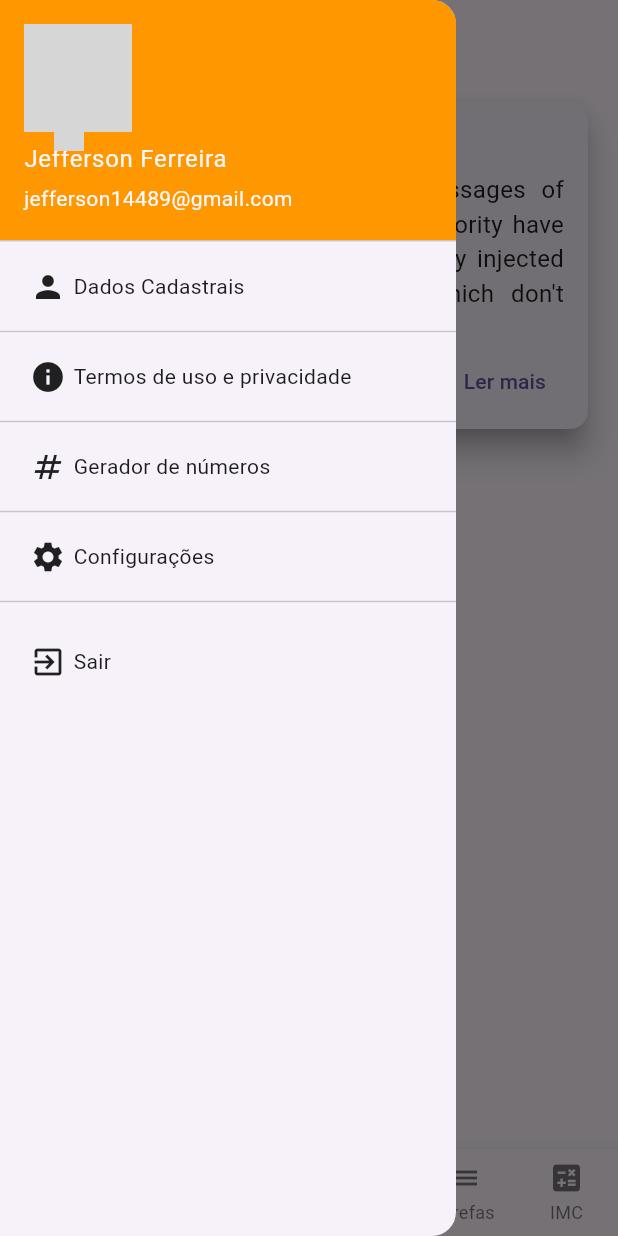
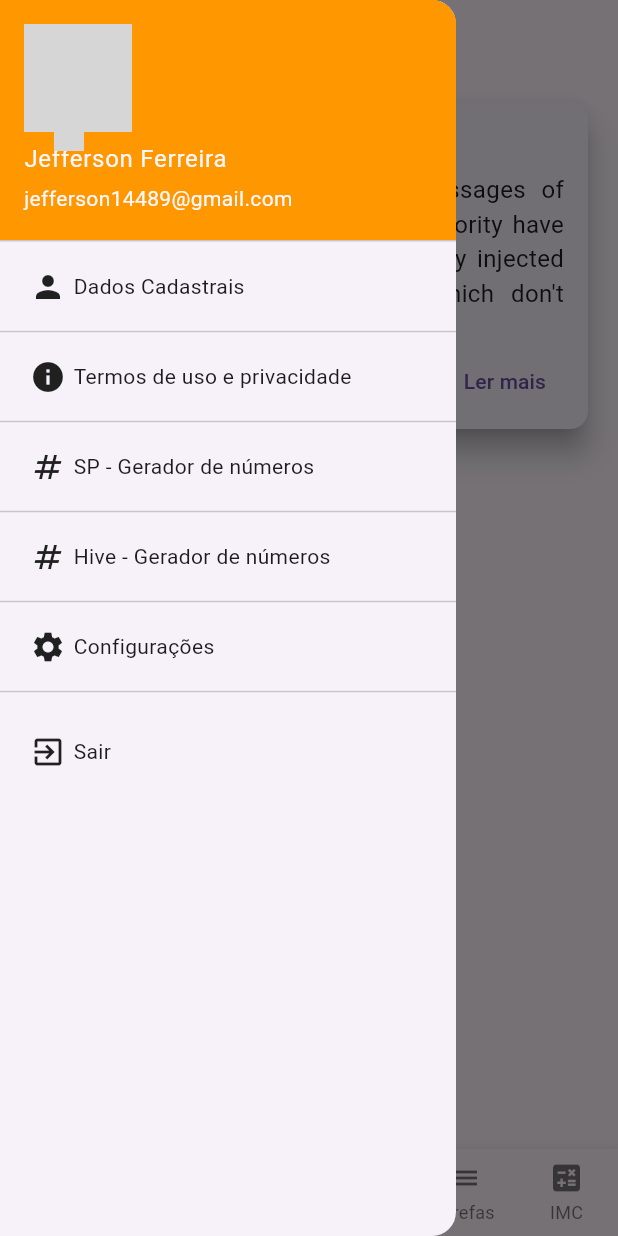
Before and after one commit to stringercj12/dio_app_flutter, a Flutter app: the screen it shows after launch, with the side drawer open, on a phone screen of 412 x 824 dp. Run offline on Flutter 3.47's test engine with Material 2 defaults, Android fonts, the phone set to English and light mode, and no system bars; our stand-ins replace hive, shared_preferences; missing offline and left inert: dart:ffi; accounts and stored records are empty; network calls fail; grey boxes are pictures that could not be loaded.

Commit message:
Escrevendo e Lendo com Hive

```diff
--- a/lib/main.dart
+++ b/lib/main.dart
@@ -1,27 +1,13 @@
-import 'package:dio_app_flutter/src/pages/dados_cadastrais_page.dart';
-import 'package:dio_app_flutter/src/pages/home_page.dart';
-import 'package:dio_app_flutter/src/pages/login_page.dart';
+import 'my_app.dart';
 import 'package:flutter/material.dart';
+import 'package:path_provider/path_provider.dart' as path_provider;
+import 'package:hive/hive.dart';
 
-void main() {
+void main() async {
+  WidgetsFlutterBinding.ensureInitialized();
+  var documentsDirectory =
+      await path_provider.getApplicationDocumentsDirectory();
+  Hive.init(documentsDirectory.path);
+
   runApp(const MyApp());
 }
-
-class MyApp extends StatelessWidget {
-  const MyApp({super.key});
-
-  // This widget is the root of your application.
-  @override
-  Widget build(BuildContext context) {
-    return MaterialApp(
-      title: 'Dio App Fluter',
-      debugShowCheckedModeBanner: false,
-      theme: ThemeData(
-        primarySwatch: Colors.blue,
-        // textTheme: Google,
-        useMaterial3: true,
-      ),
-      home: const HomePage(),
-    );
-  }
-}
--- /dev/null
+++ b/lib/my_app.dart
@@ -0,0 +1,21 @@
+import 'package:dio_app_flutter/src/pages/home_page.dart';
+import 'package:flutter/material.dart';
+
+class MyApp extends StatelessWidget {
+  const MyApp({super.key});
+
+  // This widget is the root of your application.
+  @override
+  Widget build(BuildContext context) {
+    return MaterialApp(
+      title: 'Dio App Fluter',
+      debugShowCheckedModeBanner: false,
+      theme: ThemeData(
+        primarySwatch: Colors.blue,
+        // textTheme: Google,
+        useMaterial3: true,
+      ),
+      home: const HomePage(),
+    );
+  }
+}
--- a/lib/src/shared/widgets/custom_drawer.dart
+++ b/lib/src/shared/widgets/custom_drawer.dart
@@ -1,7 +1,8 @@
 import 'package:dio_app_flutter/src/pages/configuracoes_page.dart';
 import 'package:dio_app_flutter/src/pages/dados_cadastrais_page.dart';
 import 'package:dio_app_flutter/src/pages/login_page.dart';
-import 'package:dio_app_flutter/src/pages/numeros_aleatorios_page.dart';
+import 'package:dio_app_flutter/src/pages/numeros_aleatorios/numeros_aleatorios_hive_page.dart';
+import 'package:dio_app_flutter/src/pages/numeros_aleatorios/numeros_aleatorios_shared_preferences_page.dart';
 import 'package:flutter/material.dart';
 
 class CustomDrawer extends StatelessWidget {
@@ -137,7 +138,7 @@ class CustomDrawer extends StatelessWidget {
                   SizedBox(
                     width: 5,
                   ),
-                  Text('Gerador de números'),
+                  Text('SP - Gerador de números'),
                 ],
               ),
             ),
@@ -146,7 +147,33 @@ class CustomDrawer extends StatelessWidget {
               Navigator.push(
                 context,
                 MaterialPageRoute(
-                  builder: (buildContext) => NumerosAleatoriosPage(),
+                  builder: (buildContext) =>
+                      NumerosAleatoriosSharedPreferencesPage(),
+                ),
+              );
+            },
+          ),
+          const Divider(),
+          InkWell(
+            child: Container(
+              padding: const EdgeInsets.symmetric(vertical: 10, horizontal: 20),
+              width: double.infinity,
+              child: const Row(
+                children: [
+                  Icon(Icons.numbers),
+                  SizedBox(
+                    width: 5,
+                  ),
+                  Text('Hive - Gerador de números'),
+                ],
+              ),
+            ),
+            onTap: () {
+              Navigator.pop(context);
+              Navigator.push(
+                context,
+                MaterialPageRoute(
+                  builder: (buildContext) => NumerosAleatoriosHivePage(),
                 ),
               );
             },
--- a/pubspec.yaml
+++ b/pubspec.yaml
@@ -36,6 +36,8 @@ dependencies:
   # Use with the CupertinoIcons class for iOS style icons.
   cupertino_icons: ^1.0.2
   shared_preferences: ^2.2.1
+  hive: ^2.2.3
+  path_provider: ^2.1.1
 
 dev_dependencies:
   flutter_test:
```
Also changed, not shown: lib/src/pages/numeros_aleatorios/numeros_aleatorios_hive_page.dart (renamed from lib/src/pages/numeros_aleatorios_page.dart, +19 -13 lines), lib/src/pages/numeros_aleatorios/numeros_aleatorios_shared_preferences_page.dart (added, +96 -0 lines), pubspec.lock, 1 other file.
